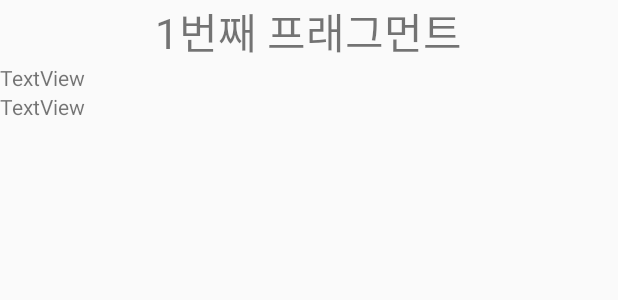
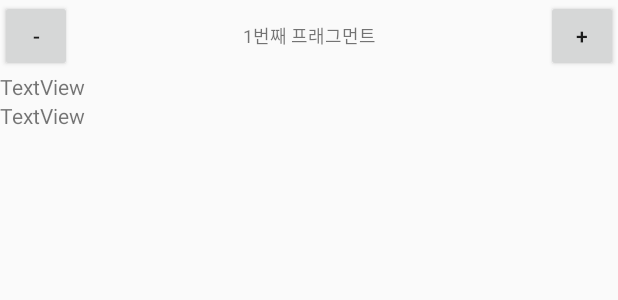
Before and after one commit to amaran-th/wake-up-bird, an Android app built with Jetpack Compose: the layout weekly_statistic.xml on its own in the app's theme, with its tools: preview values and no code run, on a phone screen of 412 x 824 dp. Shown: the top 300 px of the screen. Run offline under Robolectric (Android 15) with nearby library versions, the phone set to English and light mode, and no system bars.

Commit message:
feat: StatisticFragment 기능 구현

```diff
--- a/app/src/main/java/com/example/wake_up_bird/presentation/ui/room/RoomFragment.kt
+++ b/app/src/main/java/com/example/wake_up_bird/presentation/ui/room/RoomFragment.kt
@@ -79,6 +79,7 @@ class RoomFragment: Fragment() {
 
     private suspend fun loadDrawer() {
         val users = db.collection("user")
+            .whereEqualTo("room_id", upref.getString("room_id",""))
             .orderBy("role", Query.Direction.DESCENDING)
             .get().await()
         val datas = users.documents.map { user ->
--- a/app/src/main/res/layout/weekly_statistic.xml
+++ b/app/src/main/res/layout/weekly_statistic.xml
@@ -4,14 +4,34 @@
     android:layout_height="match_parent"
     android:orientation="vertical"
     >
-    <TextView
-        android:layout_width="wrap_content"
+
+    <LinearLayout
+        android:layout_width="match_parent"
         android:layout_height="wrap_content"
-        android:layout_gravity="center"
-        android:textAlignment="center"
-        android:id="@+id/week_range"
-        android:textSize="28dp"
-        android:text="1번째 프래그먼트"/>
+        android:orientation="horizontal">
+
+        <Button
+            android:id="@+id/last_week"
+            android:layout_width="48dp"
+            android:layout_height="wrap_content"
+            android:text="-" />
+
+        <TextView
+            android:id="@+id/week_range"
+            android:layout_width="wrap_content"
+            android:layout_height="wrap_content"
+            android:layout_gravity="center"
+            android:text="1번째 프래그먼트"
+            android:textAlignment="center"
+            android:layout_weight="1"
+            android:textSize="12sp" />
+
+        <Button
+            android:id="@+id/next_week"
+            android:layout_width="48dp"
+            android:layout_height="wrap_content"
+            android:text="+" />
+    </LinearLayout>
 
     <HorizontalScrollView
         android:layout_width="match_parent"
@@ -24,7 +44,10 @@
 
             <TableLayout
                 android:layout_width="match_parent"
-                android:layout_height="match_parent">
+                android:layout_height="match_parent"
+                android:id="@+id/statistic_table"
+                android:stretchColumns="*"
+                >
 
                 <TableRow
                     android:layout_width="match_parent"
```
Also changed, not shown: app/src/main/java/com/example/wake_up_bird/presentation/ui/statistic/WeeklyStatisticFragment.kt (+129 -9 lines).
